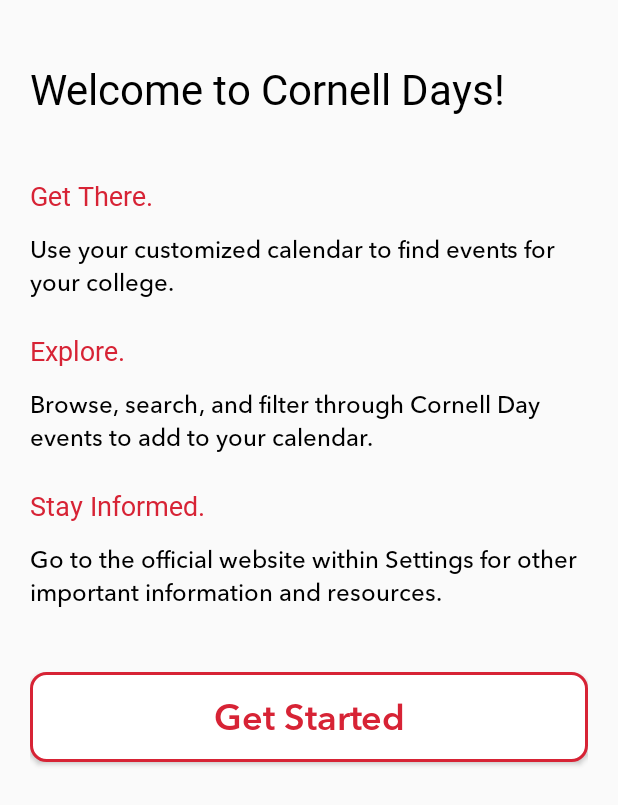
After one commit to cornell-dti/cu-days-android, an Android app: the InitialActivity screen opened directly, with no data from a screen before it, on a phone screen of 412 x 824 dp. The commit adds this screen. Shown: the top 805 px of the screen. Run offline under Robolectric (Android 15) with nearby library versions, the phone set to English and light mode, and no system bars.

Commit message:
Created initial activity, set filter to intersection (event must match college AND type categories), upload ios icons

```diff
--- a/cu-days/app/src/main/AndroidManifest.xml
+++ b/cu-days/app/src/main/AndroidManifest.xml
@@ -29,6 +29,9 @@
 				<category android:name="android.intent.category.LAUNCHER" />
 			</intent-filter>
 		</activity>
+
+		<activity android:name=".InitialActivity"/>
+
 		<activity
 			android:name=".DetailsActivity"
 			android:parentActivityName=".MainActivity"/>
--- a/cu-days/app/src/main/java/org/cornelldti/cudays/FeedAdapter.java
+++ b/cu-days/app/src/main/java/org/cornelldti/cudays/FeedAdapter.java
@@ -141,10 +141,9 @@ public class FeedAdapter extends RecyclerView.Adapter<FeedCell>
 		{
 			Event event = eventsIterator.next();
 
-			if (UserData.collegeFilter != null && UserData.collegeFilter.pk == event.collegeCategory)
-				continue;
-			if (UserData.typeFilter != null && UserData.typeFilter.pk == event.typeCategory)
-				continue;
+			if (UserData.collegeFilter == null || UserData.collegeFilter.pk == event.collegeCategory)
+				if (UserData.typeFilter == null || UserData.typeFilter.pk == event.typeCategory)
+					continue;
 			eventsIterator.remove();
 		}
 	}
--- a/cu-days/app/src/main/java/org/cornelldti/cudays/FilterDialog.java
+++ b/cu-days/app/src/main/java/org/cornelldti/cudays/FilterDialog.java
@@ -32,7 +32,6 @@ public class FilterDialog extends DialogFragment implements AdapterView.OnItemCl
 	public Dialog onCreateDialog(Bundle savedInstanceState)
 	{
 		AlertDialog.Builder builder = new AlertDialog.Builder(getContext());
-		builder.setTitle(R.string.menu_filter);
 		builder.setPositiveButton(R.string.dialog_positive_button, null);
 		builder.setNegativeButton(R.string.dialog_clear_button, new DialogInterface.OnClickListener()
 		{
@@ -50,6 +49,7 @@ public class FilterDialog extends DialogFragment implements AdapterView.OnItemCl
 		ListView list = view.findViewById(android.R.id.list);
 		adapter = new FilterDialogAdapter(getContext());
 		list.setAdapter(adapter);
+		list.setDivider(null);
 		list.setOnItemClickListener(this);
 		builder.setView(view);
 
--- /dev/null
+++ b/cu-days/app/src/main/java/org/cornelldti/cudays/InitialActivity.java
@@ -0,0 +1,33 @@
+package org.cornelldti.cudays;
+
+import android.os.Bundle;
+import android.support.annotation.Nullable;
+import android.support.v7.app.AppCompatActivity;
+import android.view.View;
+import android.widget.Button;
+
+/**
+ * Welcome activity with info about events.
+ */
+public class InitialActivity extends AppCompatActivity implements View.OnClickListener
+{
+	@Override
+	protected void onCreate(@Nullable Bundle savedInstanceState)
+	{
+		super.onCreate(savedInstanceState);
+		setContentView(R.layout.activity_initial_settings);
+
+		Button startButton = findViewById(R.id.getStartedButton);
+		startButton.setOnClickListener(this);
+	}
+
+	/**
+	 * Close activity when user clicks {@link R.id#getStartedButton}.
+	 * @param v
+	 */
+	@Override
+	public void onClick(View v)
+	{
+		finish();
+	}
+}
--- a/cu-days/app/src/main/java/org/cornelldti/cudays/MainApplication.java
+++ b/cu-days/app/src/main/java/org/cornelldti/cudays/MainApplication.java
@@ -1,8 +1,11 @@
 package org.cornelldti.cudays;
 
 import android.app.Application;
+import android.content.Intent;
 
 import net.danlew.android.joda.JodaTimeAndroid;
+
+import org.cornelldti.cudays.util.Settings;
 
 /**
  * The entry point into the app. Initialize all singletons, static variables, or anything that should only
@@ -16,5 +19,12 @@ public class MainApplication extends Application
 		super.onCreate();
 		JodaTimeAndroid.init(this);
 		UserData.loadData(this);
+
+		//launch initial settings
+		if (Settings.isFirstLaunch(this))
+		{
+			Intent intent = new Intent(this, InitialActivity.class);
+			startActivity(intent);
+		}
 	}
 }
--- a/cu-days/app/src/main/java/org/cornelldti/cudays/util/Settings.java
+++ b/cu-days/app/src/main/java/org/cornelldti/cudays/util/Settings.java
@@ -25,6 +25,7 @@ public final class Settings
 	private static final String KEY_SELECTED_EVENTS = "selectedEvents";
 	private static final String KEY_CATEGORIES = "categories";
 	private static final String KEY_VERSION = "version";
+	private static final String KEY_FIRST_LAUNCH = "firstLaunch";
 
 	private static final String TAG = Settings.class.getSimpleName();
 
@@ -168,6 +169,23 @@ public final class Settings
 	}
 
 	/**
+	 * Returns whether or not this is the first time the user's opened the app. Then set the value
+	 * to false so this method will never return true again.
+	 * @param context
+	 * @return Whether this is this first launch
+	 */
+	public static boolean isFirstLaunch(Context context)
+	{
+		SharedPreferences preferences = PreferenceManager.getDefaultSharedPreferences(context);
+		boolean isFirstLaunch = preferences.getBoolean(KEY_FIRST_LAUNCH, true);
+		//FIRST_LAUNCH will be false from now on
+		preferences.edit()
+				.putBoolean(KEY_FIRST_LAUNCH, false)
+				.apply();
+		return isFirstLaunch;
+	}
+
+	/**
 	 * Returns whether or not the user wants to receive reminders.
 	 * Change default value of along with {@link R.xml#preferences}.
 	 *
--- /dev/null
+++ b/cu-days/app/src/main/res/layout/activity_initial_settings.xml
@@ -0,0 +1,91 @@
+<?xml version="1.0" encoding="utf-8"?>
+<ScrollView
+	xmlns:android="http://schemas.android.com/apk/res/android"
+	android:layout_width="match_parent"
+	android:layout_height="wrap_content"
+	android:id="@+id/initialSettingsLayout">
+
+	<LinearLayout
+		android:layout_width="match_parent"
+		android:layout_height="wrap_content"
+		android:orientation="vertical"
+		android:paddingTop="@dimen/double_margin"
+		android:paddingLeft="@dimen/margin"
+		android:paddingRight="@dimen/margin">
+
+		<TextView
+			android:layout_width="match_parent"
+			android:layout_height="wrap_content"
+			android:text="@string/initial_settings_welcome"
+			android:textColor="@android:color/black"
+			android:textSize="@dimen/size_initial_settings_title"
+			android:fontFamily="@font/avenir_next_bold"/>
+
+		<TextView
+			android:layout_width="wrap_content"
+			android:layout_height="wrap_content"
+			android:layout_marginTop="@dimen/double_margin"
+			android:text="@string/initial_settings_welcome_header_1"
+			android:textSize="@dimen/size_header"
+			android:textColor="@color/colorPrimary"
+			android:fontFamily="@font/avenir_next_bold"/>
+
+		<TextView
+			android:layout_width="wrap_content"
+			android:layout_height="wrap_content"
+			android:text="@string/initial_settings_welcome_body_1"
+			android:layout_marginTop="@dimen/half_margin"
+			android:textSize="@dimen/size_initial_settings_body"
+			android:fontFamily="@font/avenir_next_medium"
+			android:textColor="@android:color/black"/>
+
+		<TextView
+			android:layout_width="wrap_content"
+			android:layout_height="wrap_content"
+			android:layout_marginTop="@dimen/margin"
+			android:text="@string/initial_settings_welcome_header_2"
+			android:textColor="@color/colorPrimary"
+			android:textSize="@dimen/size_header"
+			android:fontFamily="@font/avenir_next_bold"/>
+
+		<TextView
+			android:layout_width="wrap_content"
+			android:layout_height="wrap_content"
+			android:layout_marginTop="@dimen/half_margin"
+			android:fontFamily="@font/avenir_next_medium"
+			android:textColor="@android:color/black"
+			android:textSize="@dimen/size_initial_settings_body"
+			android:text="@string/initial_settings_welcome_body_2" />
+
+		<TextView
+			android:layout_width="wrap_content"
+			android:layout_height="wrap_content"
+			android:layout_marginTop="@dimen/margin"
+			android:text="@string/initial_settings_welcome_header_3"
+			android:textColor="@color/colorPrimary"
+			android:fontFamily="@font/avenir_next_bold"
+			android:textSize="@dimen/size_header"/>
+
+		<TextView
+			android:layout_width="wrap_content"
+			android:layout_height="wrap_content"
+			android:layout_marginTop="@dimen/half_margin"
+			android:text="@string/initial_settings_welcome_body_3"
+			android:fontFamily="@font/avenir_next_medium"
+			android:textSize="@dimen/size_initial_settings_body"
+			android:textColor="@android:color/black"/>
+
+		<Button
+			android:id="@+id/getStartedButton"
+			style="@style/Button"
+			android:layout_width="match_parent"
+			android:layout_height="@dimen/height_initial_settings_big_button"
+			android:layout_marginTop="@dimen/double_margin"
+			android:text="@string/initial_settings_start_button"
+			android:textAppearance="@style/TextAppearance.AppCompat"
+			android:textSize="@dimen/size_initial_settings_big_button"
+			android:layout_marginBottom="@dimen/double_margin"/>
+
+	</LinearLayout>
+
+</ScrollView>
--- a/cu-days/app/src/main/res/values/dimens.xml
+++ b/cu-days/app/src/main/res/values/dimens.xml
@@ -26,7 +26,11 @@
 	<dimen name="size_empty_state">100dp</dimen>
 	<dimen name="size_empty_state_text">14sp</dimen>
 	<dimen name="size_subheader">14sp</dimen>
+	<dimen name="size_initial_settings_title">28sp</dimen>
+	<dimen name="size_initial_settings_big_button">24sp</dimen>
+	<dimen name="size_initial_settings_body">16sp</dimen>
 	<dimen name="size_logo_text">24sp</dimen>
+	<dimen name="height_initial_settings_big_button">60dp</dimen>
 	<dimen name="height_date_picker">70dp</dimen>
 	<dimen name="height_feed_cell">80dp</dimen>
 	<dimen name="height_line">1dp</dimen>
--- a/cu-days/app/src/main/res/values/strings.xml
+++ b/cu-days/app/src/main/res/values/strings.xml
@@ -52,4 +52,13 @@
 		<item>@string/notify_me_5_hours</item>
 		<item>@string/notify_me_1_day</item>
 	</string-array>
+
+	<string name="initial_settings_welcome">Welcome to Cornell Days!</string>
+	<string name="initial_settings_welcome_header_1">Get There.</string>
+	<string name="initial_settings_welcome_body_1">Use your customized calendar to find events for your college.</string>
+	<string name="initial_settings_welcome_header_2">Explore.</string>
+	<string name="initial_settings_welcome_body_2">Browse, search, and filter through Cornell Day events to add to your calendar.</string>
+	<string name="initial_settings_welcome_header_3">Stay Informed.</string>
+	<string name="initial_settings_welcome_body_3">Go to the official website within Settings for other important information and resources.</string>
+	<string name="initial_settings_start_button">Get Started</string>
 </resources>
```
Also changed, not shown: 3 other files.
